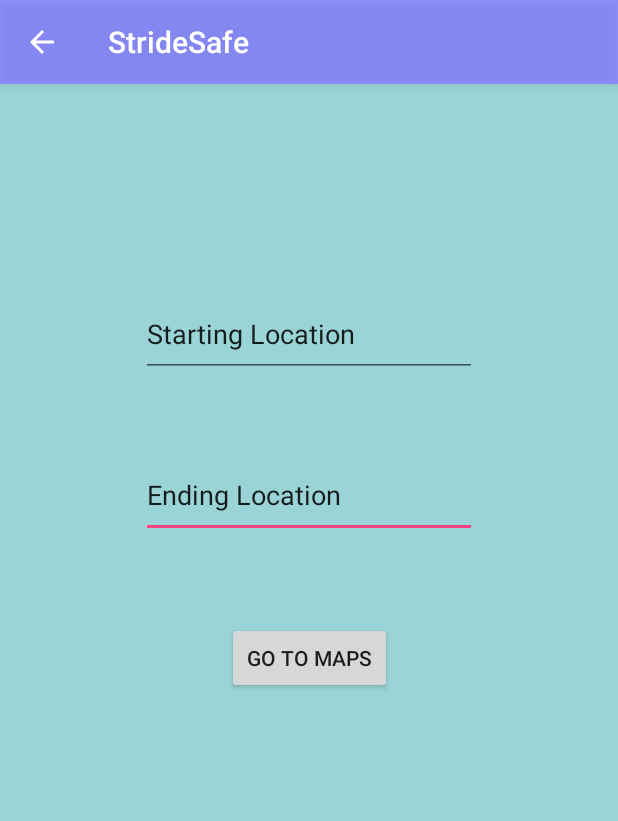
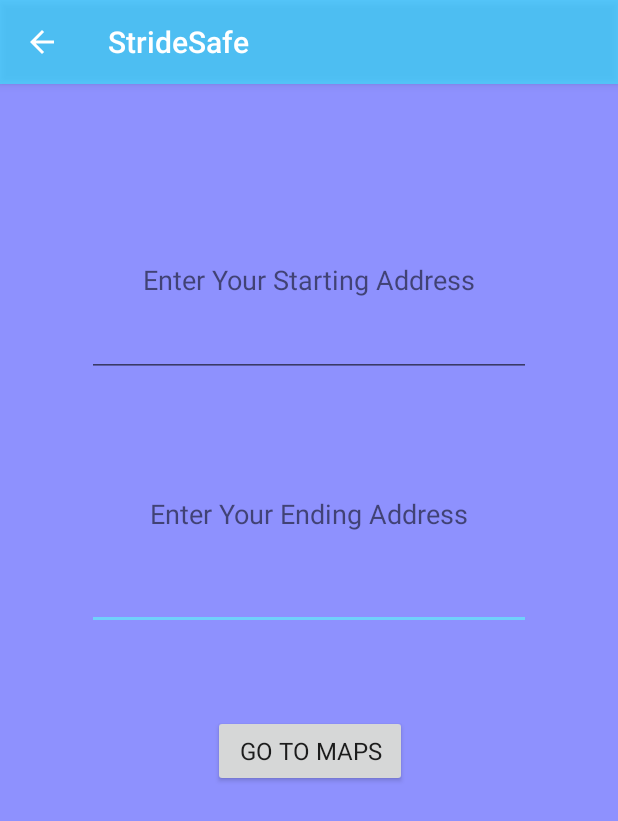
Before and after one commit to StrideSafe/StrideSafe, an Android app: the DecisionsActivity screen opened directly, with no data from a screen before it, on a phone screen of 412 x 824 dp. Shown: the top 821 px of the screen. Run offline under Robolectric (Android 15) with nearby library versions, the phone set to English and light mode, and no system bars.

Commit message:
Edits to UI

```diff
--- a/app/build.gradle
+++ b/app/build.gradle
@@ -4,7 +4,7 @@ android {
     compileSdkVersion 27
     defaultConfig {
         applicationId "com.example.joyce.stridesafe"
-        minSdkVersion 15
+        minSdkVersion 16
         targetSdkVersion 27
         versionCode 1
         versionName "1.0"
--- a/app/src/main/java/com/example/joyce/stridesafe/MainActivity.java
+++ b/app/src/main/java/com/example/joyce/stridesafe/MainActivity.java
@@ -49,11 +49,6 @@ public class MainActivity extends AppCompatActivity {
         startActivity(intentInfo);
     }
 
-    public void goSettings(View view) {
-        Intent intentSettings = new Intent(this, SettingsActivity.class);
-        startActivity(intentSettings);
-    }
-
     public void goContacts(View view) {
         Intent intentContacts = new Intent(this, ContactsActivity.class);
         startActivity(intentContacts);
--- a/app/src/main/java/com/example/joyce/stridesafe/MapTest.java
+++ b/app/src/main/java/com/example/joyce/stridesafe/MapTest.java
@@ -212,8 +212,8 @@ public class MapTest extends FragmentActivity implements OnMyLocationButtonClick
         Double valueResult = Radius * c;
         valueResult = valueResult * 3280.84; // KM To FEET to Miles
 
-        String msg1 = "User distance: " + valueResult.toString();
-        Toast.makeText(this, msg1, Toast.LENGTH_SHORT).show();
+        //String msg1 = "User distance: " + valueResult.toString();
+        //Toast.makeText(this, msg1, Toast.LENGTH_SHORT).show();
 
         if(valueResult > 250)
         {
--- a/app/src/main/res/layout/activity_contacts.xml
+++ b/app/src/main/res/layout/activity_contacts.xml
@@ -5,7 +5,7 @@
     android:id="@+id/coordinatorLayout"
     android:layout_width="match_parent"
     android:layout_height="match_parent"
-    android:background="#9AD4D6">
+    android:background="#8e91fe">
 
     <Button
         android:id="@+id/selectContacts"
--- a/app/src/main/res/layout/activity_decisions.xml
+++ b/app/src/main/res/layout/activity_decisions.xml
@@ -5,28 +5,27 @@
     android:layout_width="match_parent"
     android:layout_height="match_parent"
     tools:context=".DecisionsActivity"
-    android:background="#9AD4D6">
+    android:background="#8e91fe">
 
     <EditText
         android:id="@+id/UserEndLoc"
-        android:layout_width="224dp"
-        android:layout_height="57dp"
+        android:layout_width="296dp"
+        android:layout_height="59dp"
         android:layout_marginBottom="8dp"
         android:layout_marginEnd="8dp"
         android:layout_marginLeft="8dp"
         android:layout_marginRight="8dp"
         android:layout_marginStart="8dp"
         android:layout_marginTop="8dp"
-        android:text="Ending Location"
         app:layout_constraintBottom_toBottomOf="parent"
         app:layout_constraintEnd_toEndOf="parent"
         app:layout_constraintStart_toStartOf="parent"
         app:layout_constraintTop_toTopOf="parent"
-        app:layout_constraintVertical_bias="0.342" />
+        app:layout_constraintVertical_bias="0.428" />
 
     <Button
         android:id="@+id/goMap"
-        android:layout_width="110dp"
+        android:layout_width="129dp"
         android:layout_height="wrap_content"
         android:layout_marginBottom="8dp"
         android:layout_marginEnd="8dp"
@@ -36,15 +35,17 @@
         android:layout_marginTop="8dp"
         android:onClick="sendAddresses"
         android:text="Go TO MAPS"
+        android:textSize="16sp"
         app:layout_constraintBottom_toBottomOf="parent"
         app:layout_constraintEnd_toEndOf="parent"
+        app:layout_constraintHorizontal_bias="0.502"
         app:layout_constraintStart_toStartOf="parent"
         app:layout_constraintTop_toTopOf="parent"
-        app:layout_constraintVertical_bias="0.498" />
+        app:layout_constraintVertical_bias="0.586" />
 
     <EditText
         android:id="@+id/UserStartLoc"
-        android:layout_width="224dp"
+        android:layout_width="296dp"
         android:layout_height="57dp"
         android:layout_marginBottom="8dp"
         android:layout_marginEnd="8dp"
@@ -52,11 +53,46 @@
         android:layout_marginRight="8dp"
         android:layout_marginStart="8dp"
         android:layout_marginTop="8dp"
-        android:text="Starting Location"
         app:layout_constraintBottom_toBottomOf="parent"
         app:layout_constraintEnd_toEndOf="parent"
         app:layout_constraintStart_toStartOf="parent"
         app:layout_constraintTop_toTopOf="parent"
         app:layout_constraintVertical_bias="0.187" />
 
+    <TextView
+        android:id="@+id/textView2"
+        android:layout_width="wrap_content"
+        android:layout_height="wrap_content"
+        android:layout_marginBottom="8dp"
+        android:layout_marginEnd="8dp"
+        android:layout_marginLeft="8dp"
+        android:layout_marginRight="8dp"
+        android:layout_marginStart="8dp"
+        android:layout_marginTop="8dp"
+        android:text="Enter Your Starting Address"
+        android:textSize="18sp"
+        app:layout_constraintBottom_toBottomOf="parent"
+        app:layout_constraintEnd_toEndOf="parent"
+        app:layout_constraintStart_toStartOf="parent"
+        app:layout_constraintTop_toTopOf="parent"
+        app:layout_constraintVertical_bias="0.151" />
+
+    <TextView
+        android:id="@+id/textView3"
+        android:layout_width="wrap_content"
+        android:layout_height="27dp"
+        android:layout_marginBottom="8dp"
+        android:layout_marginEnd="8dp"
+        android:layout_marginLeft="8dp"
+        android:layout_marginRight="8dp"
+        android:layout_marginStart="8dp"
+        android:layout_marginTop="8dp"
+        android:text="Enter Your Ending Address"
+        android:textSize="18sp"
+        app:layout_constraintBottom_toBottomOf="parent"
+        app:layout_constraintEnd_toEndOf="parent"
+        app:layout_constraintStart_toStartOf="parent"
+        app:layout_constraintTop_toTopOf="parent"
+        app:layout_constraintVertical_bias="0.367" />
+
 </android.support.constraint.ConstraintLayout>
--- a/app/src/main/res/layout/activity_help.xml
+++ b/app/src/main/res/layout/activity_help.xml
@@ -5,7 +5,7 @@
     android:id="@+id/coordinatorLayout"
     android:layout_width="match_parent"
     android:layout_height="match_parent"
-    android:background="#9AD4D6">
+    android:background="#8e91fe">
 
     <android.support.design.widget.AppBarLayout
         android:id="@+id/appBarLayout"
--- a/app/src/main/res/layout/content_help.xml
+++ b/app/src/main/res/layout/content_help.xml
@@ -7,6 +7,6 @@
     app:layout_behavior="@string/appbar_scrolling_view_behavior"
     tools:context=".HelpActivity"
     tools:showIn="@layout/activity_help"
-    android:background="#9AD4D6">
+    android:background="#8e91fe">
 
 </android.support.constraint.ConstraintLayout>
--- a/app/src/main/res/values/colors.xml
+++ b/app/src/main/res/values/colors.xml
@@ -2,5 +2,5 @@
 <resources>
     <color name="colorPrimary">#3F51B5</color>
     <color name="colorPrimaryDark">#303F9F</color>
-    <color name="colorAccent">#FF4081</color>
+    <color name="colorAccent">#70d1fb</color>
 </resources>
--- a/app/src/main/res/values/strings.xml
+++ b/app/src/main/res/values/strings.xml
@@ -90,4 +90,8 @@
     <string name="selectContacts">Select Contacts</string>
     <string name="emergencyContacts">Emergency Contacts</string>
     <string name="StrideSafe">Stride Safe</string>
+    <string name="Info">Welcome to Stride Safe! Stride Safe is a pedestrian safety application that tracks
+        you on your routes and contacts selected contacts when you are a certain distance off your route.
+        To get started, select emergency contacts and create a route to get going!
+    </string>
 </resources>
--- a/app/src/main/res/values/styles.xml
+++ b/app/src/main/res/values/styles.xml
@@ -3,9 +3,10 @@
     <!-- Base application theme. -->
     <style name="AppTheme" parent="Theme.AppCompat.Light.DarkActionBar">
         <!-- Customize your theme here. -->
-        <item name="colorPrimary">#b36367fd</item>
+        <item name="colorPrimary">#b314b5ff</item>
         <item name="colorPrimaryDark">@color/colorPrimaryDark</item>
         <item name="colorAccent">@color/colorAccent</item>
+        <item name="android:fontFamily">default</item>
     </style>
 
     <style name="AppTheme.NoActionBar">
```
Also changed, not shown: app/src/main/AndroidManifest.xml (+2 -9 lines), app/src/main/res/layout-w900dp/item_list.xml (deleted, +0 -39 lines), app/src/main/res/layout/activity_go_information.xml (+17 -1 lines), app/src/main/res/layout/activity_main.xml (+9 -28 lines), app/src/main/res/layout/activity_settings.xml (deleted, +0 -16 lines).
